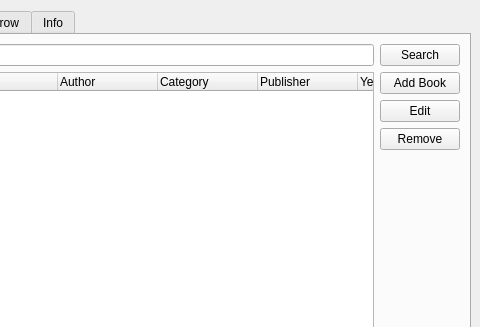
Old version of the form guilibrarian.ui in the repository vudaoanhtuan/libpro_v2; both pictures show x 163 to 643 and y 0 to 327 of the 643 by 409 pixel window.
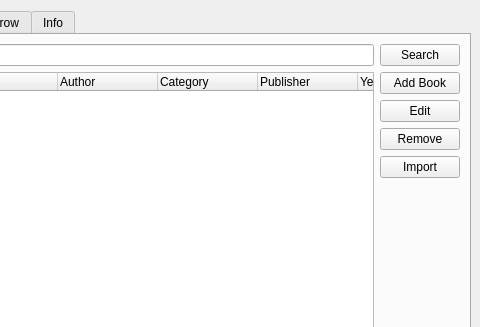
New version of the form.

Commit message: add import book from file for librarian

```diff
--- a/guilibrarian.ui
+++ b/guilibrarian.ui
@@ -110,6 +110,13 @@
               </property>
              </widget>
             </item>
+            <item>
+             <widget class="QPushButton" name="pushButton">
+              <property name="text">
+               <string>Import</string>
+              </property>
+             </widget>
+            </item>
             <item>
              <spacer name="verticalSpacer">
               <property name="orientation">
```
The commit also changes 2 other files.
